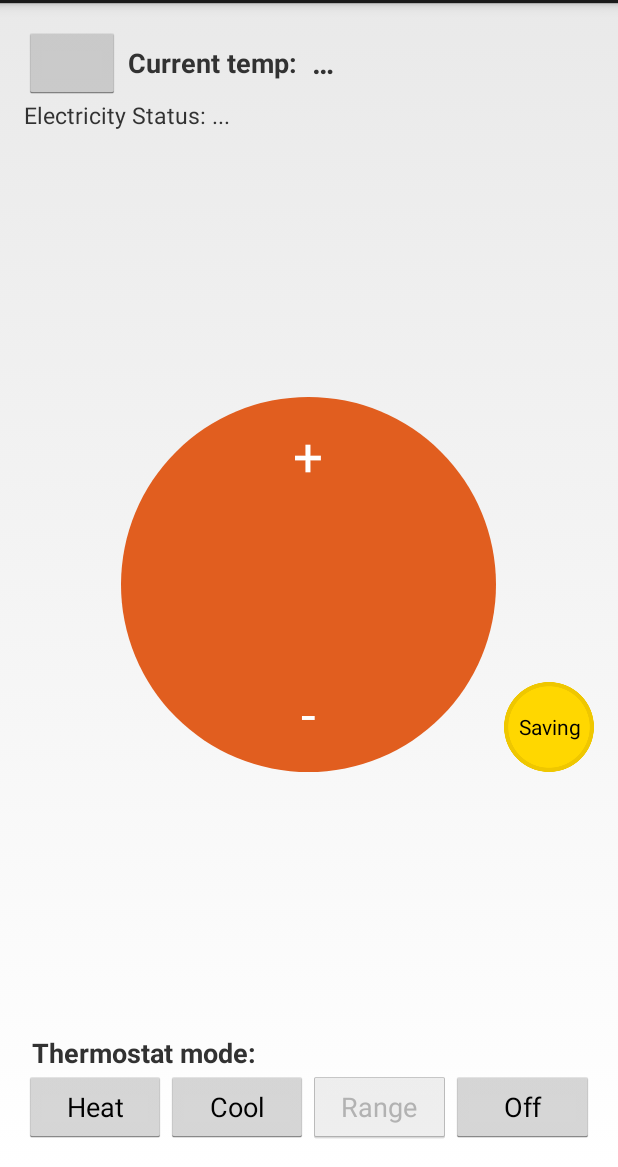
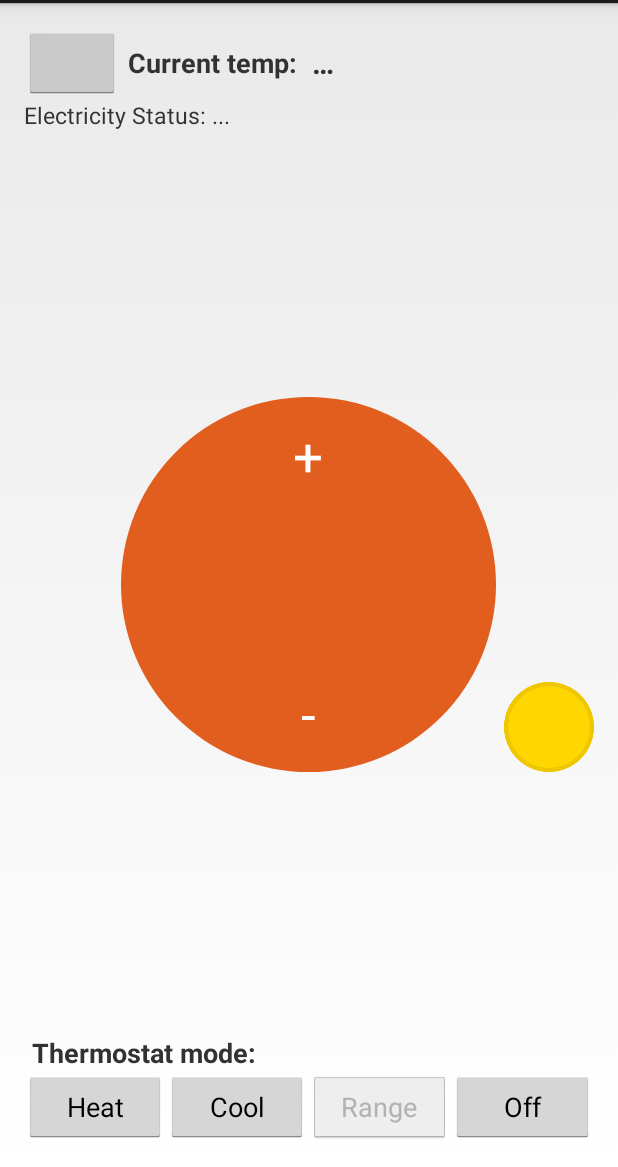
Before and after one commit to cristianvhdl/Thermostat_Interface, an Android app: the screen it shows after launch (MainActivity), on a phone screen of 412 x 824 dp, the part 69-1236 px from its top. Run offline under Robolectric (Android 15) with nearby library versions, the phone set to English and light mode, and no system bars; libraries missing offline, so code that uses them is left out: com.nestlabs.sdk; 4 statements that could not run were skipped.

Commit message:
Update layout file

```diff
--- a/app/src/main/res/layout/activity_main.xml
+++ b/app/src/main/res/layout/activity_main.xml
@@ -54,7 +54,7 @@
             android:layout_alignBottom="@+id/coin_img"
             android:layout_margin="1dp"
             android:gravity="center"
-            android:text="Saving"
+            android:text=""
             android:textColor="#000000" />
     </RelativeLayout>
 
```
